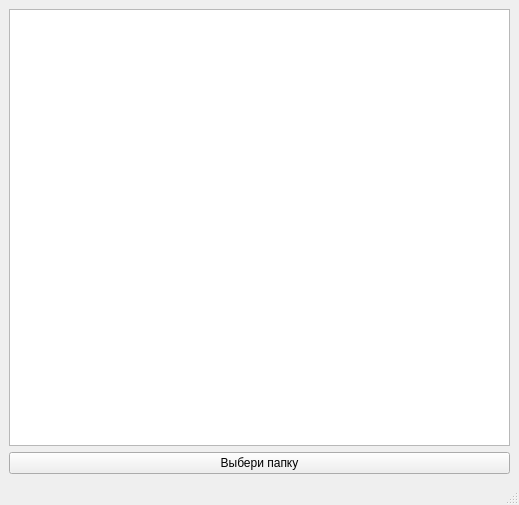
Before: the Qt Designer form design.ui in AZch/Data-decryption-system, drawn with Qt 5.
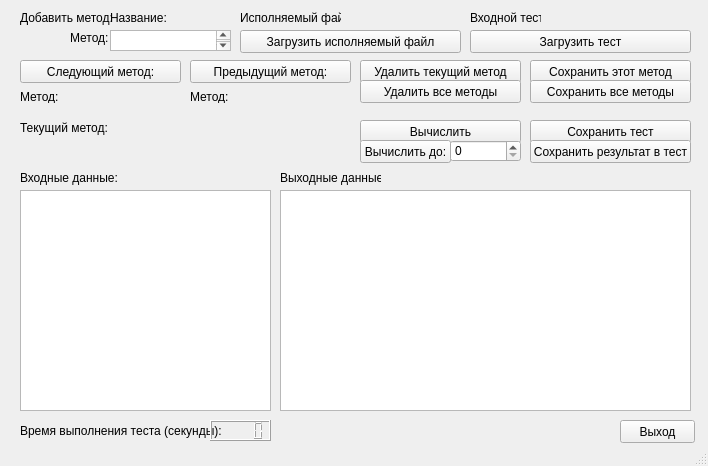
After: the same form once the commit is applied.

Commit message: add design main wnd

Diff of the .ui file:
```diff
--- a/design.ui
+++ b/design.ui
@@ -6,26 +6,444 @@
    <rect>
     <x>0</x>
     <y>0</y>
-    <width>519</width>
-    <height>505</height>
+    <width>708</width>
+    <height>466</height>
    </rect>
   </property>
   <property name="windowTitle">
    <string>MainWindow</string>
   </property>
   <widget class="QWidget" name="centralwidget">
-   <layout class="QVBoxLayout" name="verticalLayout">
-    <item>
-     <widget class="QListWidget" name="listWidget"/>
-    </item>
-    <item>
-     <widget class="QPushButton" name="btnBrowse">
-      <property name="text">
-       <string>Выбери папку</string>
-      </property>
-     </widget>
-    </item>
-   </layout>
+   <widget class="QPushButton" name="pushButton">
+    <property name="geometry">
+     <rect>
+      <x>240</x>
+      <y>30</y>
+      <width>221</width>
+      <height>23</height>
+     </rect>
+    </property>
+    <property name="text">
+     <string>Загрузить исполняемый файл</string>
+    </property>
+   </widget>
+   <widget class="QLabel" name="label">
+    <property name="geometry">
+     <rect>
+      <x>20</x>
+      <y>10</y>
+      <width>91</width>
+      <height>16</height>
+     </rect>
+    </property>
+    <property name="text">
+     <string>Добавить метод:</string>
+    </property>
+   </widget>
+   <widget class="QLabel" name="label_2">
+    <property name="geometry">
+     <rect>
+      <x>70</x>
+      <y>30</y>
+      <width>41</width>
+      <height>16</height>
+     </rect>
+    </property>
+    <property name="text">
+     <string>Метод:</string>
+    </property>
+   </widget>
+   <widget class="QLabel" name="label_3">
+    <property name="geometry">
+     <rect>
+      <x>110</x>
+      <y>10</y>
+      <width>61</width>
+      <height>16</height>
+     </rect>
+    </property>
+    <property name="text">
+     <string>Название:</string>
+    </property>
+   </widget>
+   <widget class="QLabel" name="label_4">
+    <property name="geometry">
+     <rect>
+      <x>240</x>
+      <y>10</y>
+      <width>101</width>
+      <height>16</height>
+     </rect>
+    </property>
+    <property name="text">
+     <string>Исполняемый файл:</string>
+    </property>
+   </widget>
+   <widget class="QLabel" name="label_5">
+    <property name="geometry">
+     <rect>
+      <x>340</x>
+      <y>10</y>
+      <width>121</width>
+      <height>16</height>
+     </rect>
+    </property>
+    <property name="text">
+     <string/>
+    </property>
+   </widget>
+   <widget class="QLabel" name="label_6">
+    <property name="geometry">
+     <rect>
+      <x>470</x>
+      <y>10</y>
+      <width>71</width>
+      <height>16</height>
+     </rect>
+    </property>
+    <property name="text">
+     <string>Входной тест:</string>
+    </property>
+   </widget>
+   <widget class="QLabel" name="label_7">
+    <property name="geometry">
+     <rect>
+      <x>550</x>
+      <y>10</y>
+      <width>141</width>
+      <height>20</height>
+     </rect>
+    </property>
+    <property name="text">
+     <string/>
+    </property>
+   </widget>
+   <widget class="QTextEdit" name="textEdit">
+    <property name="geometry">
+     <rect>
+      <x>110</x>
+      <y>30</y>
+      <width>121</width>
+      <height>21</height>
+     </rect>
+    </property>
+   </widget>
+   <widget class="QPushButton" name="pushButton_2">
+    <property name="geometry">
+     <rect>
+      <x>470</x>
+      <y>30</y>
+      <width>221</width>
+      <height>23</height>
+     </rect>
+    </property>
+    <property name="text">
+     <string>Загрузить тест</string>
+    </property>
+   </widget>
+   <widget class="QTextBrowser" name="textBrowser">
+    <property name="geometry">
+     <rect>
+      <x>20</x>
+      <y>190</y>
+      <width>251</width>
+      <height>221</height>
+     </rect>
+    </property>
+   </widget>
+   <widget class="QTableView" name="tableView">
+    <property name="geometry">
+     <rect>
+      <x>280</x>
+      <y>190</y>
+      <width>411</width>
+      <height>221</height>
+     </rect>
+    </property>
+   </widget>
+   <widget class="QPushButton" name="pushButton_3">
+    <property name="geometry">
+     <rect>
+      <x>20</x>
+      <y>60</y>
+      <width>161</width>
+      <height>23</height>
+     </rect>
+    </property>
+    <property name="text">
+     <string>Следующий метод:</string>
+    </property>
+   </widget>
+   <widget class="QPushButton" name="pushButton_4">
+    <property name="geometry">
+     <rect>
+      <x>190</x>
+      <y>60</y>
+      <width>161</width>
+      <height>23</height>
+     </rect>
+    </property>
+    <property name="text">
+     <string>Предыдущий метод:</string>
+    </property>
+   </widget>
+   <widget class="QPushButton" name="pushButton_5">
+    <property name="geometry">
+     <rect>
+      <x>360</x>
+      <y>60</y>
+      <width>161</width>
+      <height>23</height>
+     </rect>
+    </property>
+    <property name="text">
+     <string>Удалить текущий метод</string>
+    </property>
+   </widget>
+   <widget class="QPushButton" name="pushButton_6">
+    <property name="geometry">
+     <rect>
+      <x>360</x>
+      <y>80</y>
+      <width>161</width>
+      <height>23</height>
+     </rect>
+    </property>
+    <property name="text">
+     <string>Удалить все методы</string>
+    </property>
+   </widget>
+   <widget class="QPushButton" name="pushButton_7">
+    <property name="geometry">
+     <rect>
+      <x>530</x>
+      <y>60</y>
+      <width>161</width>
+      <height>23</height>
+     </rect>
+    </property>
+    <property name="text">
+     <string>Сохранить этот метод</string>
+    </property>
+   </widget>
+   <widget class="QPushButton" name="pushButton_8">
+    <property name="geometry">
+     <rect>
+      <x>530</x>
+      <y>80</y>
+      <width>161</width>
+      <height>23</height>
+     </rect>
+    </property>
+    <property name="text">
+     <string>Сохранить все методы</string>
+    </property>
+   </widget>
+   <widget class="QLabel" name="label_8">
+    <property name="geometry">
+     <rect>
+      <x>20</x>
+      <y>90</y>
+      <width>47</width>
+      <height>13</height>
+     </rect>
+    </property>
+    <property name="text">
+     <string>Метод:</string>
+    </property>
+   </widget>
+   <widget class="QLabel" name="label_9">
+    <property name="geometry">
+     <rect>
+      <x>60</x>
+      <y>90</y>
+      <width>121</width>
+      <height>16</height>
+     </rect>
+    </property>
+    <property name="text">
+     <string/>
+    </property>
+   </widget>
+   <widget class="QLabel" name="label_10">
+    <property name="geometry">
+     <rect>
+      <x>190</x>
+      <y>90</y>
+      <width>47</width>
+      <height>13</height>
+     </rect>
+    </property>
+    <property name="text">
+     <string>Метод:</string>
+    </property>
+   </widget>
+   <widget class="QLabel" name="label_11">
+    <property name="geometry">
+     <rect>
+      <x>230</x>
+      <y>90</y>
+      <width>121</width>
+      <height>16</height>
+     </rect>
+    </property>
+    <property name="text">
+     <string/>
+    </property>
+   </widget>
+   <widget class="QLabel" name="label_12">
+    <property name="geometry">
+     <rect>
+      <x>20</x>
+      <y>120</y>
+      <width>91</width>
+      <height>16</height>
+     </rect>
+    </property>
+    <property name="text">
+     <string>Текущий метод:</string>
+    </property>
+   </widget>
+   <widget class="QLabel" name="label_13">
+    <property name="geometry">
+     <rect>
+      <x>110</x>
+      <y>120</y>
+      <width>241</width>
+      <height>16</height>
+     </rect>
+    </property>
+    <property name="text">
+     <string/>
+    </property>
+   </widget>
+   <widget class="QPushButton" name="pushButton_9">
+    <property name="geometry">
+     <rect>
+      <x>360</x>
+      <y>120</y>
+      <width>161</width>
+      <height>23</height>
+     </rect>
+    </property>
+    <property name="text">
+     <string>Вычислить</string>
+    </property>
+   </widget>
+   <widget class="QPushButton" name="pushButton_10">
+    <property name="geometry">
+     <rect>
+      <x>530</x>
+      <y>120</y>
+      <width>161</width>
+      <height>23</height>
+     </rect>
+    </property>
+    <property name="text">
+     <string>Сохранить тест</string>
+    </property>
+   </widget>
+   <widget class="QPushButton" name="pushButton_11">
+    <property name="geometry">
+     <rect>
+      <x>530</x>
+      <y>140</y>
+      <width>161</width>
+      <height>23</height>
+     </rect>
+    </property>
+    <property name="text">
+     <string>Сохранить результат в тест</string>
+    </property>
+   </widget>
+   <widget class="QPushButton" name="pushButton_12">
+    <property name="geometry">
+     <rect>
+      <x>360</x>
+      <y>140</y>
+      <width>91</width>
+      <height>23</height>
+     </rect>
+    </property>
+    <property name="text">
+     <string>Вычислить до:</string>
+    </property>
+   </widget>
+   <widget class="QSpinBox" name="spinBox">
+    <property name="geometry">
+     <rect>
+      <x>450</x>
+      <y>140</y>
+      <width>71</width>
+      <height>22</height>
+     </rect>
+    </property>
+    <property name="maximum">
+     <number>999999999</number>
+    </property>
+   </widget>
+   <widget class="QLabel" name="label_14">
+    <property name="geometry">
+     <rect>
+      <x>20</x>
+      <y>170</y>
+      <width>101</width>
+      <height>16</height>
+     </rect>
+    </property>
+    <property name="text">
+     <string>Входные данные:</string>
+    </property>
+   </widget>
+   <widget class="QLabel" name="label_15">
+    <property name="geometry">
+     <rect>
+      <x>280</x>
+      <y>170</y>
+      <width>101</width>
+      <height>16</height>
+     </rect>
+    </property>
+    <property name="text">
+     <string>Выходные данные:</string>
+    </property>
+   </widget>
+   <widget class="QPushButton" name="pushButton_13">
+    <property name="geometry">
+     <rect>
+      <x>620</x>
+      <y>420</y>
+      <width>75</width>
+      <height>23</height>
+     </rect>
+    </property>
+    <property name="text">
+     <string>Выход</string>
+    </property>
+   </widget>
+   <widget class="QLabel" name="label_16">
+    <property name="geometry">
+     <rect>
+      <x>20</x>
+      <y>420</y>
+      <width>201</width>
+      <height>21</height>
+     </rect>
+    </property>
+    <property name="text">
+     <string>Время выполнения теста (секунды):</string>
+    </property>
+   </widget>
+   <widget class="QLCDNumber" name="lcdNumber">
+    <property name="geometry">
+     <rect>
+      <x>210</x>
+      <y>420</y>
+      <width>61</width>
+      <height>21</height>
+     </rect>
+    </property>
+   </widget>
   </widget>
   <widget class="QMenuBar" name="menubar">
    <property name="geometry">
```
Left out of the diff: 2 changed lines with no effect on the pictures. The commit also changes 1 other file.
